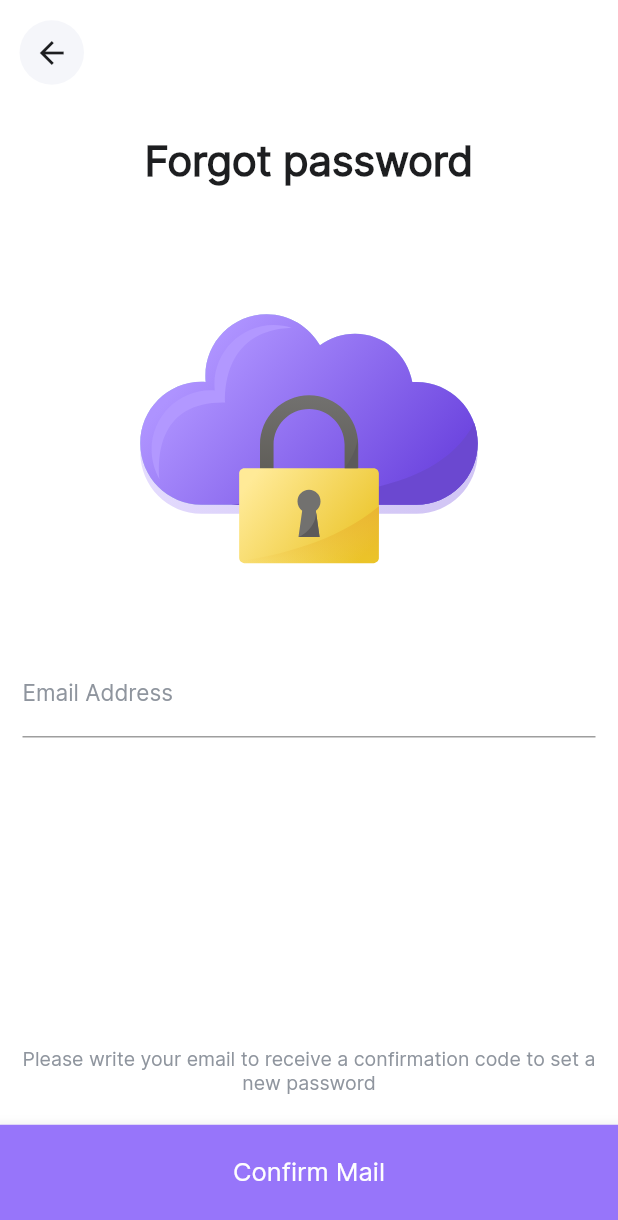
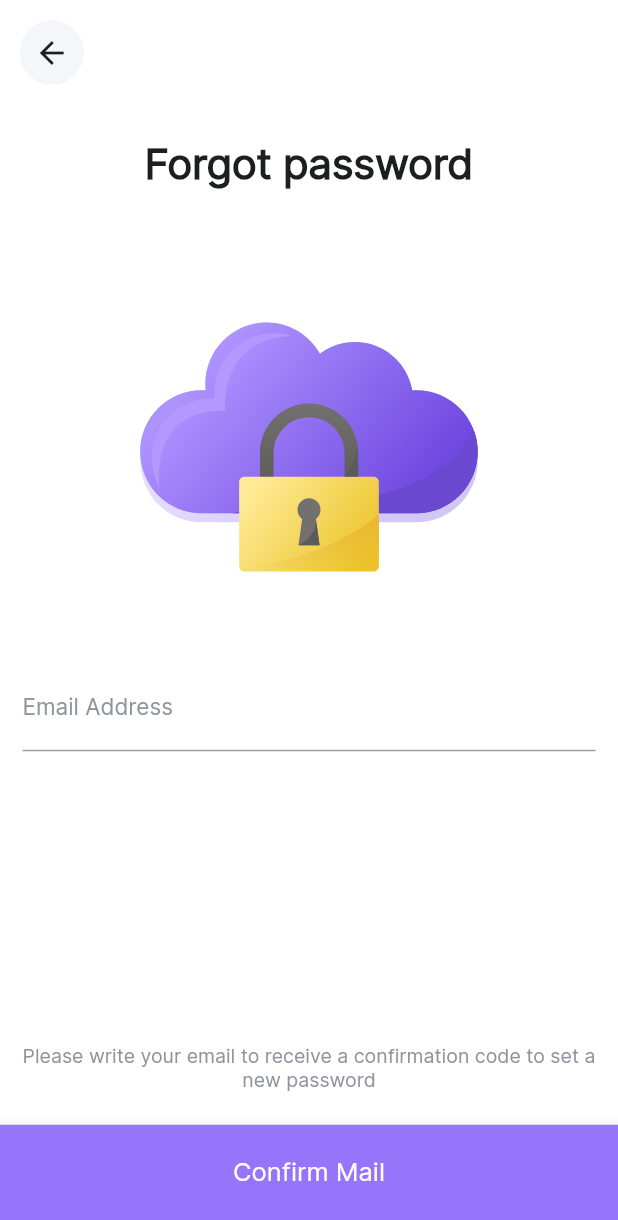
Before and after one commit to bnasare/laza, a Flutter app: the ForgotPasswordScreen screen opened by its route, on a phone screen of 412 x 824 dp. Shown: the top 1220 px of the screen. Run offline on Flutter 3.47's test engine with Material 2 defaults, Android fonts, the phone set to English and light mode, and no system bars; our stand-ins replace device_preview, flutter_iconly, flutter_svg, google_fonts, timer_count_down.

Commit message:
Forgot password screen responsiveness trial

```diff
--- a/lib/screens/forgot_password_screen.dart
+++ b/lib/screens/forgot_password_screen.dart
@@ -41,8 +41,10 @@ class ForgotPasswordScreen extends StatelessWidget {
               ),
               SvgPicture.asset("assets/images/cloud.svg"),
               Padding(
-                padding: EdgeInsets.only(
-                    bottom: MediaQuery.of(context).size.height * 0.2),
+                padding: const EdgeInsets.only(
+                  // bottom: MediaQuery.of(context).size.height * 0.2
+                  bottom: 150,
+                ),
                 child: AuthTextField(
                     controller: TextEditingController(),
                     labelText: "Email Address"),
```
